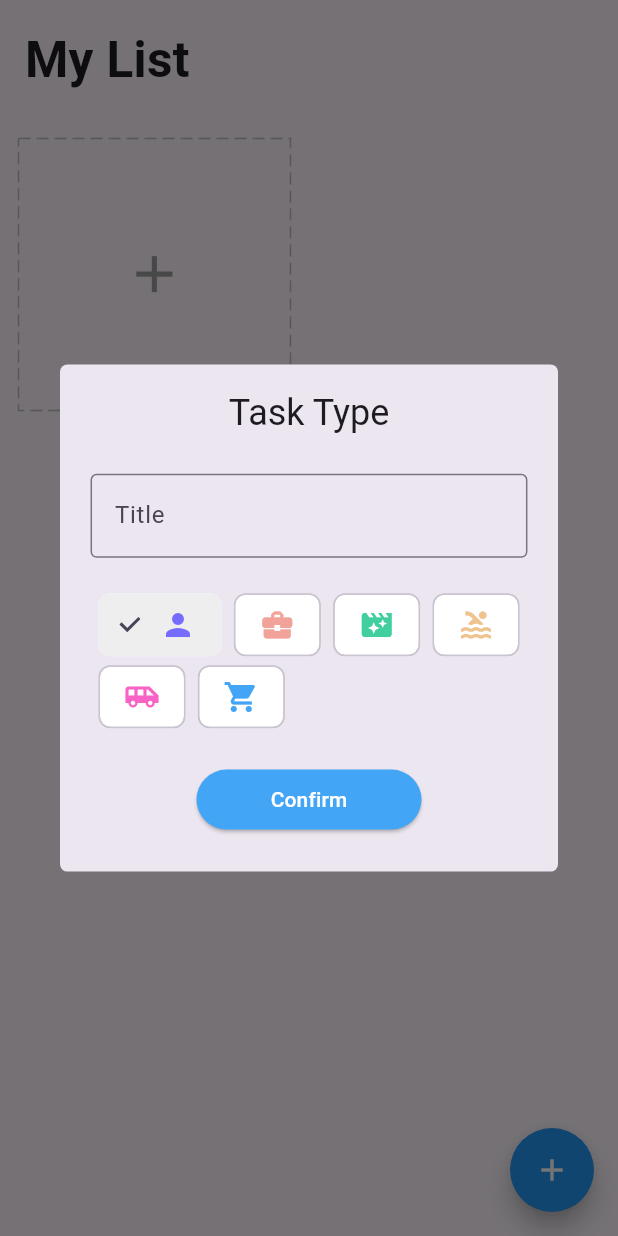
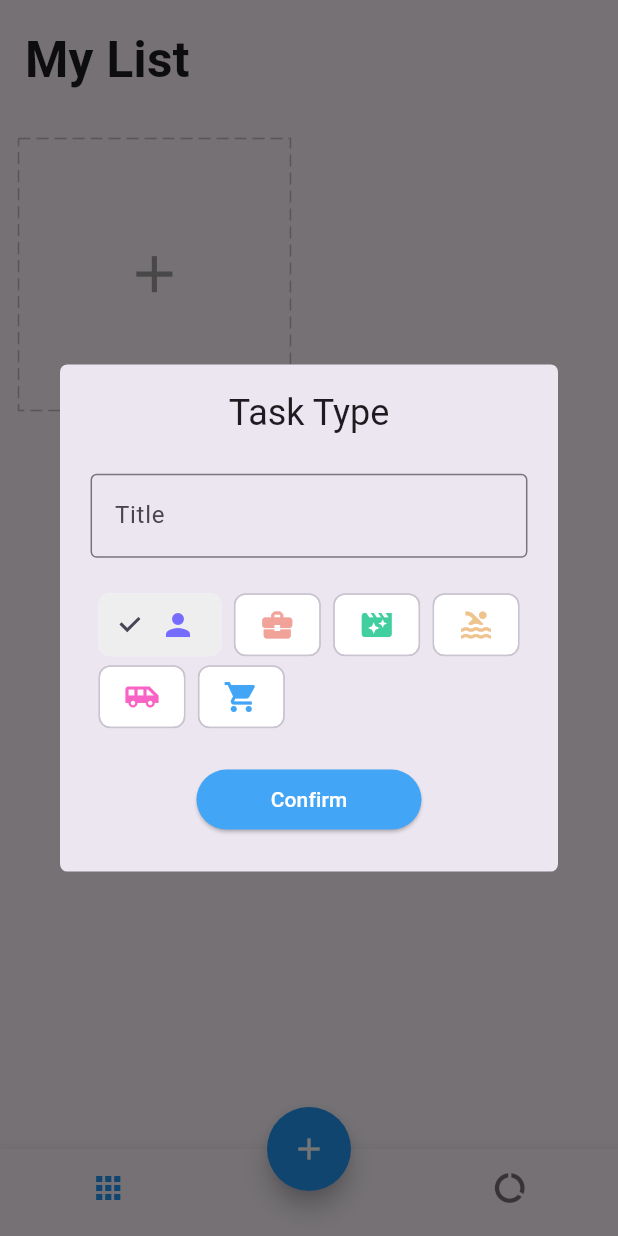
Before and after one commit to andrefelipe99/TCase_App, a Flutter app: the screen it shows after launch, after a tap on the "add" icon, on a phone screen of 412 x 824 dp. Run offline on Flutter 3.47's test engine with Material 3 defaults, Android fonts, the phone set to English and light mode, and no system bars; drawn by our look-alikes of dotted_border; our stand-ins replace equatable, flutter_easyloading, get, get_storage, step_progress_indicator.

Commit message:
tela de report concluida, app pronto

```diff
--- a/lib/app/modules/home/controller.dart
+++ b/lib/app/modules/home/controller.dart
@@ -9,6 +9,7 @@ class HomeController extends GetxController {
   HomeController({required this.taskRepository});
   final formKey = GlobalKey<FormState>();
   final editCtrl = TextEditingController();
+  final tabIndex = 0.obs;
   final chipIndex = 0.obs;
   final deleting = false.obs;
   final tasks = <Task>[].obs;
@@ -27,6 +28,10 @@ class HomeController extends GetxController {
   void onClose() {
     editCtrl.dispose();
     super.onClose();
+  }
+
+  void changeTabIndex(int index) {
+    tabIndex.value = index;
   }
 
   void changeChipIndex(int value) {
@@ -143,4 +148,28 @@ class HomeController extends GetxController {
     }
     return res;
   }
+
+  int getTotalTask() {
+    var res = 0;
+    for (int i = 0; i < tasks.length; i++) {
+      if (tasks[i].todos != null) {
+        res += tasks[i].todos!.length;
+      }
+    }
+    return res;
+  }
+
+  int getTotalDoneTask() {
+    var res = 0;
+    for (int i = 0; i < tasks.length; i++) {
+      if (tasks[i].todos != null) {
+        for (int j = 0; i < tasks[i].todos!.length; i++) {
+          if (tasks[i].todos![j]['done'] == true) {
+            res += 1;
+          }
+        }
+      }
+    }
+    return res;
+  }
 }
--- a/lib/app/modules/home/view.dart
+++ b/lib/app/modules/home/view.dart
@@ -7,6 +7,7 @@ import 'package:tcase_app/app/modules/home/controller.dart';
 import 'package:tcase_app/app/modules/home/widgets/add_card.dart';
 import 'package:tcase_app/app/modules/home/widgets/add_dialog.dart';
 import 'package:tcase_app/app/modules/home/widgets/task_card.dart';
+import 'package:tcase_app/app/modules/report/view.dart';
 
 class HomePage extends GetView<HomeController> {
   const HomePage({super.key});
@@ -14,7 +15,9 @@ class HomePage extends GetView<HomeController> {
   @override
   Widget build(BuildContext context) {
     return Scaffold(
-      body: SafeArea(
+      body: Obx(
+        () => IndexedStack(index: controller.tabIndex.value, children: [
+          SafeArea(
             child: ListView(
               children: [
                 Padding(
@@ -51,6 +54,9 @@ class HomePage extends GetView<HomeController> {
               ],
             ),
           ),
+          ReportPage(),
+        ]),
+      ),
       floatingActionButton: DragTarget<Task>(
         builder: (_, __, ___) {
           return Obx(
@@ -78,6 +84,39 @@ class HomePage extends GetView<HomeController> {
           EasyLoading.showSuccess('Delete Sucess');
         },
       ),
+      floatingActionButtonLocation: FloatingActionButtonLocation.centerDocked,
+      bottomNavigationBar: Theme(
+        data: ThemeData(
+            splashColor: Colors.transparent,
+            highlightColor: Colors.transparent),
+        child: Obx(
+          () => BottomNavigationBar(
+            onTap: (int index) => controller.changeTabIndex(index),
+            currentIndex: controller.tabIndex.value,
+            showSelectedLabels: false,
+            showUnselectedLabels: false,
+            selectedItemColor: Colors.blue,
+            items: [
+              BottomNavigationBarItem(
+                label: 'Home',
+                icon: Padding(
+                  padding: EdgeInsets.only(right: 15.0.wp),
+                  child: const Icon(
+                    Icons.apps,
+                    //color: Colors.blue,
+                  ),
+                ),
+              ),
+              BottomNavigationBarItem(
+                  label: 'Report',
+                  icon: Padding(
+                    padding: EdgeInsets.only(left: 15.0.wp),
+                    child: const Icon(Icons.data_usage),
+                  ))
+            ],
+          ),
+        ),
+      ),
     );
   }
 }
--- /dev/null
+++ b/lib/app/modules/report/view.dart
@@ -0,0 +1,130 @@
+import 'package:flutter/material.dart';
+import 'package:flutter/widgets.dart';
+import 'package:get/get.dart';
+import 'package:step_progress_indicator/step_progress_indicator.dart';
+import 'package:tcase_app/app/core/utils/extensions.dart';
+import 'package:tcase_app/app/core/values/colors.dart';
+import 'package:tcase_app/app/modules/home/controller.dart';
+import 'package:intl/intl.dart';
+
+class ReportPage extends StatelessWidget {
+  final homeCtrl = Get.find<HomeController>();
+  ReportPage({super.key});
+
+  @override
+  Widget build(BuildContext context) {
+    return Scaffold(
+      body: SafeArea(child: Obx(() {
+        var createdTasks = homeCtrl.getTotalTask();
+        var completedTasks = homeCtrl.getTotalDoneTask();
+        var liveTasks = createdTasks - completedTasks;
+        var percent = (completedTasks / createdTasks * 100).toStringAsFixed(0);
+        return ListView(
+          children: [
+            Padding(
+              padding: EdgeInsets.all(4.0.wp),
+              child: Text(
+                'My Report',
+                style:
+                    TextStyle(fontSize: 24.0.sp, fontWeight: FontWeight.bold),
+              ),
+            ),
+            Padding(
+              padding: EdgeInsets.symmetric(horizontal: 4.0.wp),
+              child: Text(
+                DateFormat.yMMMMd().format(DateTime.now()),
+                style: TextStyle(fontSize: 14.0.sp, color: Colors.grey),
+              ),
+            ),
+            Padding(
+              padding:
+                  EdgeInsets.symmetric(vertical: 3.0.wp, horizontal: 4.0.wp),
+              child: const Divider(
+                thickness: 2,
+              ),
+            ),
+            Padding(
+              padding:
+                  EdgeInsets.symmetric(vertical: 3.0.wp, horizontal: 5.0.wp),
+              child: Row(
+                mainAxisAlignment: MainAxisAlignment.spaceBetween,
+                children: [
+                  _buildStatus(Colors.green, liveTasks, 'Live Tasks'),
+                  _buildStatus(Colors.orange, completedTasks, 'Completed'),
+                  _buildStatus(Colors.blue, createdTasks, 'Created'),
+                ],
+              ),
+            ),
+            SizedBox(height: 8.0.wp),
+            UnconstrainedBox(
+              child: SizedBox(
+                width: 70.0.wp,
+                height: 70.0.wp,
+                child: CircularStepProgressIndicator(
+                  totalSteps: createdTasks == 0 ? 1 : createdTasks,
+                  currentStep: completedTasks,
+                  stepSize: 20,
+                  selectedColor: green,
+                  unselectedColor: Colors.grey[200],
+                  padding: 0,
+                  width: 150,
+                  height: 150,
+                  selectedStepSize: 22,
+                  roundedCap: (_, __) => true,
+                  child: Column(
+                    mainAxisAlignment: MainAxisAlignment.center,
+                    children: [
+                      Text(
+                        '${createdTasks == 0 ? 0 : percent} %',
+                        style: TextStyle(
+                            fontWeight: FontWeight.bold, fontSize: 20.0.sp),
+                      ),
+                      SizedBox(height: 1.0.wp),
+                      Text(
+                        'Efficiency',
+                        style: TextStyle(
+                            color: Colors.grey,
+                            fontSize: 12.0.sp,
+                            fontWeight: FontWeight.bold),
+                      )
+                    ],
+                  ),
+                ),
+              ),
+            )
+          ],
+        );
+      })),
+    );
+  }
+
+  Row _buildStatus(Color color, int number, String text) {
+    return Row(
+      crossAxisAlignment: CrossAxisAlignment.start,
+      children: [
+        Container(
+          height: 3.0.wp,
+          width: 3.0.wp,
+          decoration: BoxDecoration(
+              shape: BoxShape.circle,
+              border: Border.all(width: 0.5.wp, color: color)),
+        ),
+        SizedBox(width: 3.0.wp),
+        Column(
+          crossAxisAlignment: CrossAxisAlignment.start,
+          children: [
+            Text(
+              '$number',
+              style: TextStyle(fontWeight: FontWeight.bold, fontSize: 16.0.sp),
+            ),
+            SizedBox(height: 2.0.wp),
+            Text(
+              text,
+              style: TextStyle(fontSize: 12.0.sp, color: Colors.grey),
+            )
+          ],
+        )
+      ],
+    );
+  }
+}
--- a/pubspec.yaml
+++ b/pubspec.yaml
@@ -40,6 +40,7 @@ dependencies:
   flutter_easyloading: ^3.0.5
   dotted_border: ^2.1.0
   step_progress_indicator: ^1.0.2
+  intl: ^0.19.0
 
 dev_dependencies:
   flutter_test:
```
Also changed, not shown: pubspec.lock. Lines whose indentation alone changed are shown as unchanged.
